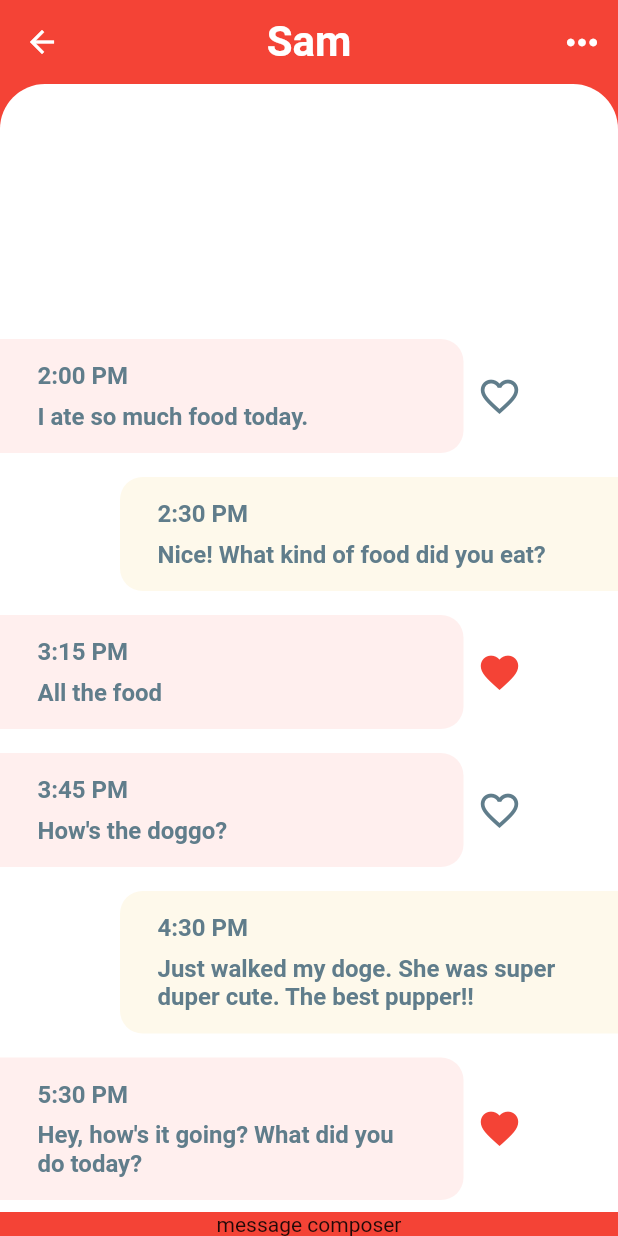
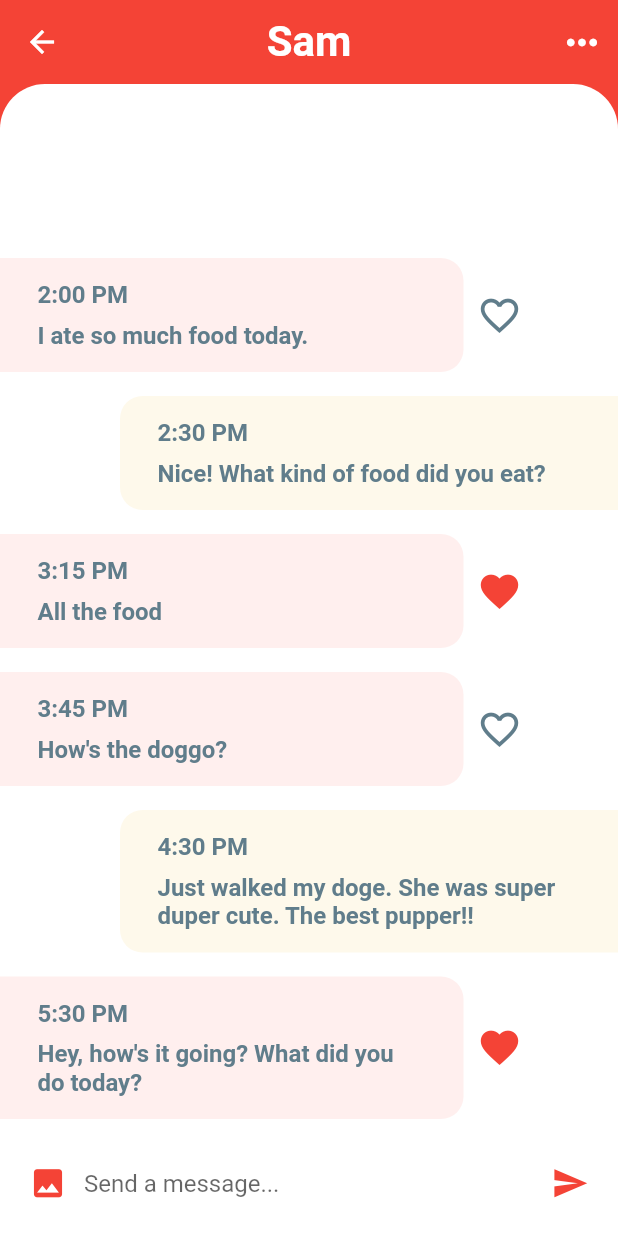
Before and after one commit to milosursulovic/chat_ui, a Flutter app: the screen it shows after launch, after a tap on "Sam", on a phone screen of 412 x 824 dp. Run offline on Flutter 3.47's test engine with Material 2 defaults, Android fonts, the phone set to English and light mode, and no system bars.

Commit message:
Add message composer

```diff
--- a/analysis_options.yaml
+++ b/analysis_options.yaml
@@ -22,8 +22,8 @@ linter:
   # `// ignore_for_file: name_of_lint` syntax on the line or in the file
   # producing the lint.
   rules:
-    # avoid_print: false  # Uncomment to disable the `avoid_print` rule
-    # prefer_single_quotes: true  # Uncomment to enable the `prefer_single_quotes` rule
+  # avoid_print: false  # Uncomment to disable the `avoid_print` rule
+  # prefer_single_quotes: true  # Uncomment to enable the `prefer_single_quotes` rule
 
 # Additional information about this file can be found at
 # https://dart.dev/guides/language/analysis-options
--- a/lib/screens/chat_screen.dart
+++ b/lib/screens/chat_screen.dart
@@ -77,7 +77,33 @@ class _ChatScreenState extends State<ChatScreen> {
   }
 
   _buildMessageComposer() {
-    return Text("message composer");
+    return Container(
+      padding: const EdgeInsets.symmetric(horizontal: 8.0),
+      height: 70.0,
+      color: Colors.white,
+      child: Row(
+        children: [
+          IconButton(
+            onPressed: () {},
+            icon: const Icon(Icons.photo),
+            iconSize: 25.0,
+            color: Theme.of(context).colorScheme.primary,
+          ),
+          const Expanded(
+              child: TextField(
+            textCapitalization: TextCapitalization.sentences,
+            decoration:
+                InputDecoration.collapsed(hintText: "Send a message..."),
+          )),
+          IconButton(
+            onPressed: () {},
+            icon: const Icon(Icons.send),
+            iconSize: 25.0,
+            color: Theme.of(context).colorScheme.primary,
+          )
+        ],
+      ),
+    );
   }
 
   @override
@@ -99,7 +125,9 @@ class _ChatScreenState extends State<ChatScreen> {
           )
         ],
       ),
-      body: Column(
+      body: GestureDetector(
+        onTap: () => FocusScope.of(context).unfocus(),
+        child: Column(
           children: [
             Expanded(
               child: Container(
@@ -127,6 +155,7 @@ class _ChatScreenState extends State<ChatScreen> {
             _buildMessageComposer(),
           ],
         ),
+      ),
     );
   }
 }
--- a/lib/screens/home_screen.dart
+++ b/lib/screens/home_screen.dart
@@ -1,5 +1,6 @@
 import 'package:chat_ui/widgets/favorite_contacts.dart';
 import 'package:flutter/material.dart';
+
 import '../widgets/category_selector.dart';
 import '../widgets/recent_chats.dart';
 
--- a/lib/widgets/favorite_contacts.dart
+++ b/lib/widgets/favorite_contacts.dart
@@ -42,7 +42,8 @@ class FavoriteContacts extends StatelessWidget {
                     onTap: () => Navigator.push(
                         context,
                         MaterialPageRoute(
-                            builder: (_) => ChatScreen(user: favorites[index]))),
+                            builder: (_) =>
+                                ChatScreen(user: favorites[index]))),
                     child: Padding(
                       padding: const EdgeInsets.all(10.0),
                       child: Column(
```
Also changed, not shown: 6 other files. Lines whose indentation alone changed are shown as unchanged.
